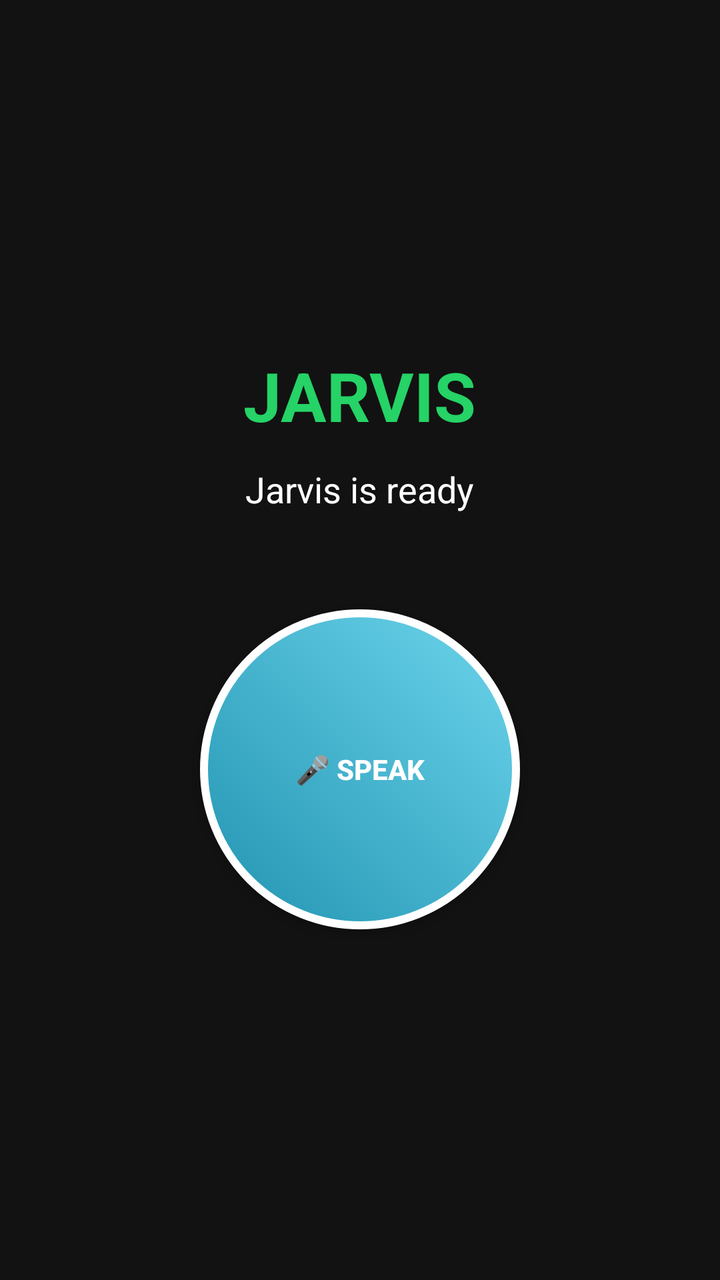
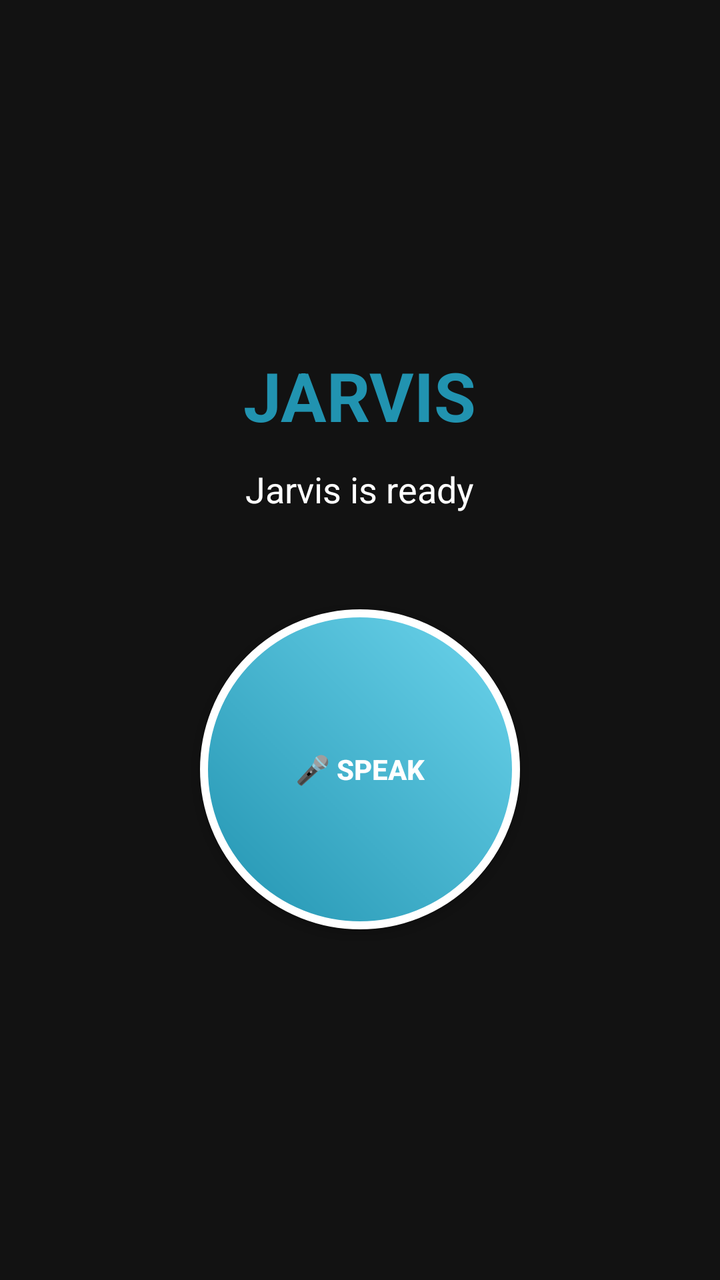

Compare the two renders of this Android layout. The source of the first and the diff that turns it into the second are given below.
<!-- AndroidManifest.xml: application theme Theme.AppCompat.DayNight -->
<!-- res/layout/activity_main.xml -->
<?xml version="1.0" encoding="utf-8"?>
<LinearLayout xmlns:android="http://schemas.android.com/apk/res/android"
    android:layout_width="match_parent"
    android:layout_height="match_parent"
    android:orientation="vertical"
    android:gravity="center"
    android:background="#121212"
    android:padding="24dp">

    <TextView
        android:layout_width="wrap_content"
        android:layout_height="wrap_content"
        android:text="JARVIS"
        android:textColor="#25D366"
        android:textSize="34sp"
        android:textStyle="bold"
        android:layout_marginBottom="12dp" />

    <TextView
        android:id="@+id/statusText"
        android:layout_width="wrap_content"
        android:layout_height="wrap_content"
        android:text="Jarvis is ready"
        android:textColor="#FFFFFF"
        android:textSize="18sp"
        android:gravity="center"
        android:layout_marginBottom="48dp" />

    <Button
        android:id="@+id/micButton"
        android:layout_width="160dp"
        android:layout_height="160dp"
        android:background="@drawable/mic_button_bg"
        android:text="🎤 SPEAK"
        android:textColor="#FFFFFF"
        android:textStyle="bold"
        android:elevation="8dp" />

</LinearLayout>
<!-- resources referenced by this layout -->
<resources>
  <!-- drawable mic_button_bg (drawable) -->
  <?xml version="1.0" encoding="utf-8"?>
  <shape xmlns:android="http://schemas.android.com/apk/res/android"
      android:shape="oval">
      <gradient
          android:type="linear"
          android:angle="45"
          android:startColor="#2193b0"
          android:endColor="#6dd5ed" />
      <stroke
          android:width="4dp"
          android:color="#FFFFFF" />
  </shape>
</resources>

<!-- the commit's change to res/layout/activity_main.xml (unified diff, before → after) -->
@@ -11,7 +11,7 @@
         android:layout_width="wrap_content"
         android:layout_height="wrap_content"
         android:text="JARVIS"
-        android:textColor="#25D366"
+        android:textColor="#2193b0"
         android:textSize="34sp"
         android:textStyle="bold"
         android:layout_marginBottom="12dp" />
